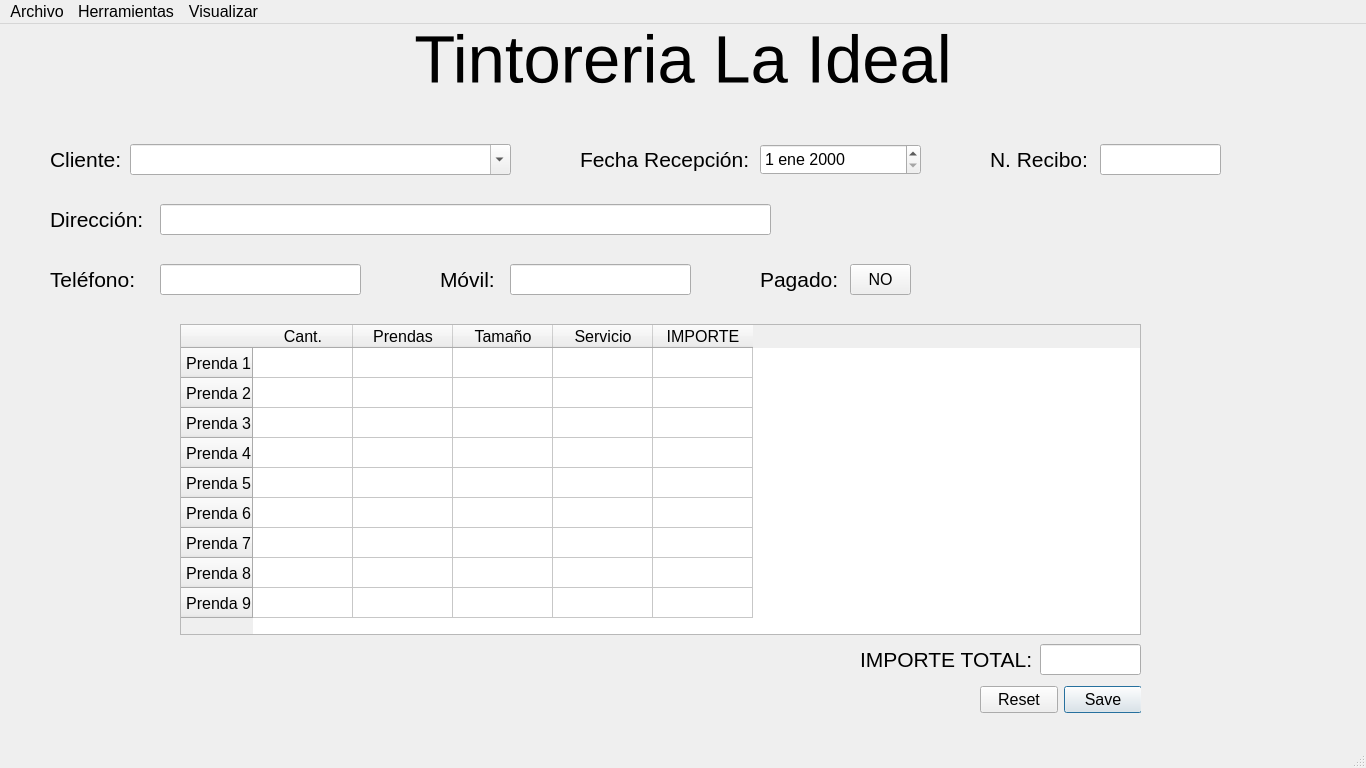
This is mainwindow.ui in germanbravolopez/laideal as Qt 5 draws it before an edit. The edited form follows.
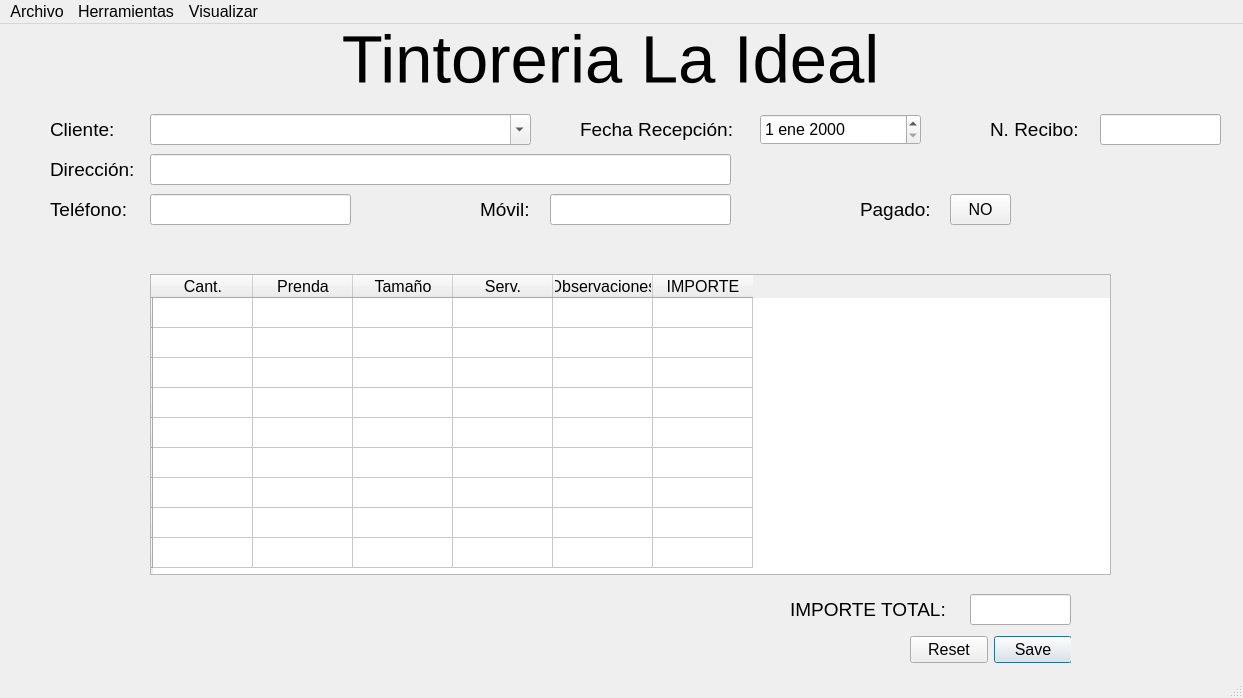
This is the edited form.

Commit message: add Observaciones in the table and fix sizes

Patch:
```diff
--- a/mainwindow.ui
+++ b/mainwindow.ui
@@ -6,14 +6,14 @@
    <rect>
     <x>0</x>
     <y>0</y>
-    <width>1366</width>
-    <height>768</height>
+    <width>1243</width>
+    <height>698</height>
    </rect>
   </property>
   <property name="minimumSize">
    <size>
-    <width>1366</width>
-    <height>768</height>
+    <width>1243</width>
+    <height>698</height>
    </size>
   </property>
   <property name="maximumSize">
@@ -40,7 +40,7 @@
      <rect>
       <x>0</x>
       <y>0</y>
-      <width>1366</width>
+      <width>1221</width>
       <height>71</height>
      </rect>
     </property>
@@ -71,7 +71,7 @@
     <property name="geometry">
      <rect>
       <x>50</x>
-      <y>120</y>
+      <y>90</y>
       <width>81</width>
       <height>31</height>
      </rect>
@@ -79,7 +79,7 @@
     <property name="font">
      <font>
       <family>Arial</family>
-      <pointsize>16</pointsize>
+      <pointsize>14</pointsize>
      </font>
     </property>
     <property name="locale">
@@ -92,8 +92,8 @@
    <widget class="QComboBox" name="cb_client">
     <property name="geometry">
      <rect>
-      <x>130</x>
-      <y>120</y>
+      <x>150</x>
+      <y>90</y>
       <width>381</width>
       <height>31</height>
      </rect>
@@ -115,7 +115,7 @@
     <property name="geometry">
      <rect>
       <x>990</x>
-      <y>120</y>
+      <y>90</y>
       <width>101</width>
       <height>31</height>
      </rect>
@@ -123,7 +123,7 @@
     <property name="font">
      <font>
       <family>Arial</family>
-      <pointsize>16</pointsize>
+      <pointsize>14</pointsize>
      </font>
     </property>
     <property name="locale">
@@ -137,7 +137,7 @@
     <property name="geometry">
      <rect>
       <x>1100</x>
-      <y>120</y>
+      <y>90</y>
       <width>121</width>
       <height>31</height>
      </rect>
@@ -153,7 +153,7 @@
     <property name="geometry">
      <rect>
       <x>580</x>
-      <y>120</y>
+      <y>90</y>
       <width>171</width>
       <height>31</height>
      </rect>
@@ -161,7 +161,7 @@
     <property name="font">
      <font>
       <family>Arial</family>
-      <pointsize>16</pointsize>
+      <pointsize>14</pointsize>
      </font>
     </property>
     <property name="locale">
@@ -175,7 +175,7 @@
     <property name="geometry">
      <rect>
       <x>50</x>
-      <y>180</y>
+      <y>130</y>
       <width>101</width>
       <height>31</height>
      </rect>
@@ -183,7 +183,7 @@
     <property name="font">
      <font>
       <family>Arial</family>
-      <pointsize>16</pointsize>
+      <pointsize>14</pointsize>
      </font>
     </property>
     <property name="locale">
@@ -196,9 +196,9 @@
    <widget class="QLineEdit" name="le_addr">
     <property name="geometry">
      <rect>
-      <x>160</x>
-      <y>180</y>
-      <width>611</width>
+      <x>150</x>
+      <y>130</y>
+      <width>581</width>
       <height>31</height>
      </rect>
     </property>
@@ -216,7 +216,7 @@
     <property name="geometry">
      <rect>
       <x>50</x>
-      <y>240</y>
+      <y>170</y>
       <width>101</width>
       <height>31</height>
      </rect>
@@ -224,7 +224,7 @@
     <property name="font">
      <font>
       <family>Arial</family>
-      <pointsize>16</pointsize>
+      <pointsize>14</pointsize>
      </font>
     </property>
     <property name="locale">
@@ -237,8 +237,8 @@
    <widget class="QLineEdit" name="le_phone">
     <property name="geometry">
      <rect>
-      <x>160</x>
-      <y>240</y>
+      <x>150</x>
+      <y>170</y>
       <width>201</width>
       <height>31</height>
      </rect>
@@ -256,8 +256,8 @@
    <widget class="QLabel" name="lbl_mobile">
     <property name="geometry">
      <rect>
-      <x>440</x>
-      <y>240</y>
+      <x>480</x>
+      <y>170</y>
       <width>61</width>
       <height>31</height>
      </rect>
@@ -265,7 +265,7 @@
     <property name="font">
      <font>
       <family>Arial</family>
-      <pointsize>16</pointsize>
+      <pointsize>14</pointsize>
      </font>
     </property>
     <property name="locale">
@@ -278,8 +278,8 @@
    <widget class="QLineEdit" name="le_mobile">
     <property name="geometry">
      <rect>
-      <x>510</x>
-      <y>240</y>
+      <x>550</x>
+      <y>170</y>
       <width>181</width>
       <height>31</height>
      </rect>
@@ -297,8 +297,8 @@
    <widget class="QLabel" name="lbl_payment">
     <property name="geometry">
      <rect>
-      <x>760</x>
-      <y>240</y>
+      <x>860</x>
+      <y>170</y>
       <width>81</width>
       <height>31</height>
      </rect>
@@ -306,7 +306,7 @@
     <property name="font">
      <font>
       <family>Arial</family>
-      <pointsize>16</pointsize>
+      <pointsize>14</pointsize>
      </font>
     </property>
     <property name="locale">
@@ -319,10 +319,10 @@
    <widget class="QTableWidget" name="table_ticket">
     <property name="geometry">
      <rect>
-      <x>180</x>
-      <y>300</y>
+      <x>150</x>
+      <y>250</y>
       <width>961</width>
-      <height>311</height>
+      <height>301</height>
      </rect>
     </property>
     <property name="minimumSize">
@@ -342,7 +342,7 @@
     </property>
     <row>
      <property name="text">
-      <string>Prenda 1</string>
+      <string/>
      </property>
      <property name="textAlignment">
       <set>AlignTrailing|AlignVCenter</set>
@@ -350,7 +350,7 @@
     </row>
     <row>
      <property name="text">
-      <string>Prenda 2</string>
+      <string/>
      </property>
      <property name="textAlignment">
       <set>AlignTrailing|AlignVCenter</set>
@@ -358,7 +358,7 @@
     </row>
     <row>
      <property name="text">
-      <string>Prenda 3</string>
+      <string/>
      </property>
      <property name="textAlignment">
       <set>AlignTrailing|AlignVCenter</set>
@@ -366,7 +366,7 @@
     </row>
     <row>
      <property name="text">
-      <string>Prenda 4</string>
+      <string/>
      </property>
      <property name="textAlignment">
       <set>AlignTrailing|AlignVCenter</set>
@@ -374,7 +374,7 @@
     </row>
     <row>
      <property name="text">
-      <string>Prenda 5</string>
+      <string/>
      </property>
      <property name="textAlignment">
       <set>AlignTrailing|AlignVCenter</set>
@@ -382,7 +382,7 @@
     </row>
     <row>
      <property name="text">
-      <string>Prenda 6</string>
+      <string/>
      </property>
      <property name="textAlignment">
       <set>AlignTrailing|AlignVCenter</set>
@@ -390,7 +390,7 @@
     </row>
     <row>
      <property name="text">
-      <string>Prenda 7</string>
+      <string/>
      </property>
      <property name="textAlignment">
       <set>AlignTrailing|AlignVCenter</set>
@@ -398,7 +398,7 @@
     </row>
     <row>
      <property name="text">
-      <string>Prenda 8</string>
+      <string/>
      </property>
      <property name="textAlignment">
       <set>AlignTrailing|AlignVCenter</set>
@@ -406,7 +406,7 @@
     </row>
     <row>
      <property name="text">
-      <string>Prenda 9</string>
+      <string/>
      </property>
      <property name="textAlignment">
       <set>AlignTrailing|AlignVCenter</set>
@@ -419,7 +419,7 @@
     </column>
     <column>
      <property name="text">
-      <string>Prendas</string>
+      <string>Prenda</string>
      </property>
     </column>
     <column>
@@ -429,7 +429,12 @@
     </column>
     <column>
      <property name="text">
-      <string>Servicio</string>
+      <string>Serv.</string>
+     </property>
+    </column>
+    <column>
+     <property name="text">
+      <string>Observaciones</string>
      </property>
     </column>
     <column>
@@ -442,7 +447,7 @@
     <property name="geometry">
      <rect>
       <x>760</x>
-      <y>120</y>
+      <y>90</y>
       <width>161</width>
       <height>31</height>
      </rect>
@@ -457,12 +462,18 @@
    <widget class="QDialogButtonBox" name="bb_save_reset">
     <property name="geometry">
      <rect>
-      <x>980</x>
-      <y>660</y>
+      <x>910</x>
+      <y>610</y>
       <width>161</width>
       <height>31</height>
      </rect>
     </property>
+    <property name="font">
+     <font>
+      <family>Arial</family>
+      <pointsize>12</pointsize>
+     </font>
+    </property>
     <property name="toolTip">
      <string>&lt;html&gt;&lt;head/&gt;&lt;body&gt;&lt;p&gt;Seleccionar &amp;quot;Save&amp;quot; para guardar los datos del recibo rellenado.&lt;/p&gt;&lt;p&gt;Seleccionar &amp;quot;Reset&amp;quot; para borrar todos los datos introducidos.&lt;/p&gt;&lt;/body&gt;&lt;/html&gt;</string>
     </property>
@@ -476,8 +487,8 @@
    <widget class="QLabel" name="lbl_cost_total">
     <property name="geometry">
      <rect>
-      <x>860</x>
-      <y>620</y>
+      <x>790</x>
+      <y>570</y>
       <width>171</width>
       <height>31</height>
      </rect>
@@ -485,7 +496,7 @@
     <property name="font">
      <font>
       <family>Arial</family>
-      <pointsize>16</pointsize>
+      <pointsize>14</pointsize>
      </font>
     </property>
     <property name="locale">
@@ -498,8 +509,8 @@
    <widget class="QLineEdit" name="le_cost_total">
     <property name="geometry">
      <rect>
-      <x>1040</x>
-      <y>620</y>
+      <x>970</x>
+      <y>570</y>
       <width>101</width>
       <height>31</height>
      </rect>
@@ -517,8 +528,8 @@
    <widget class="QPushButton" name="pb_payment">
     <property name="geometry">
      <rect>
-      <x>850</x>
-      <y>240</y>
+      <x>950</x>
+      <y>170</y>
       <width>61</width>
       <height>31</height>
      </rect>
@@ -536,7 +547,7 @@
     <rect>
      <x>0</x>
      <y>0</y>
-     <width>1366</width>
+     <width>1243</width>
      <height>24</height>
     </rect>
    </property>
```
The commit also changes 3 other files.
